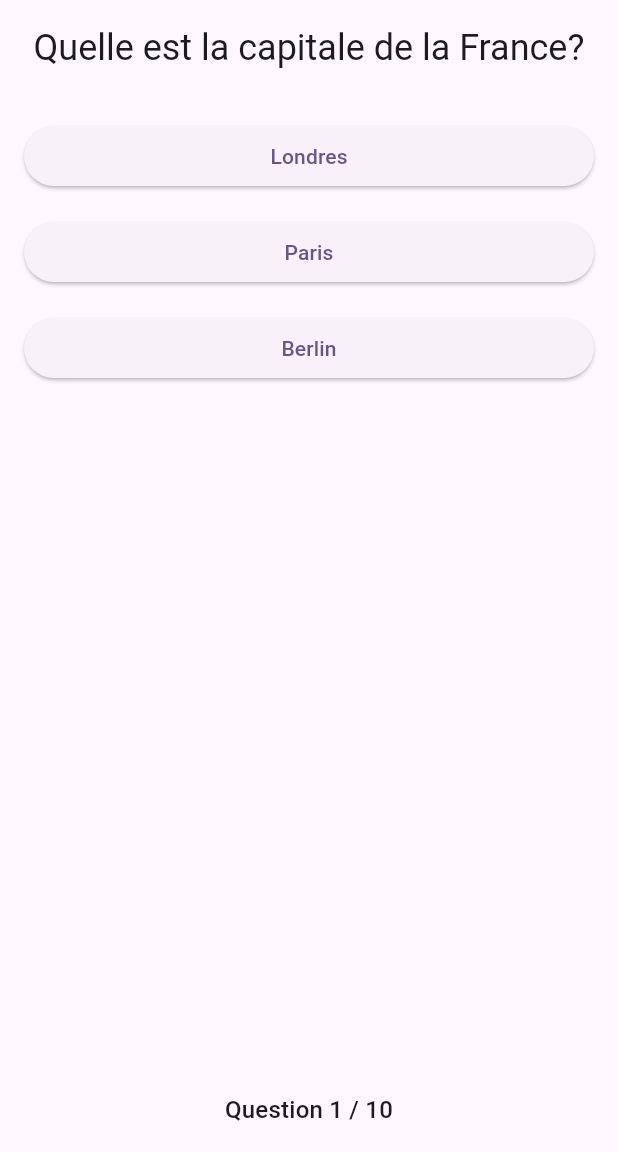
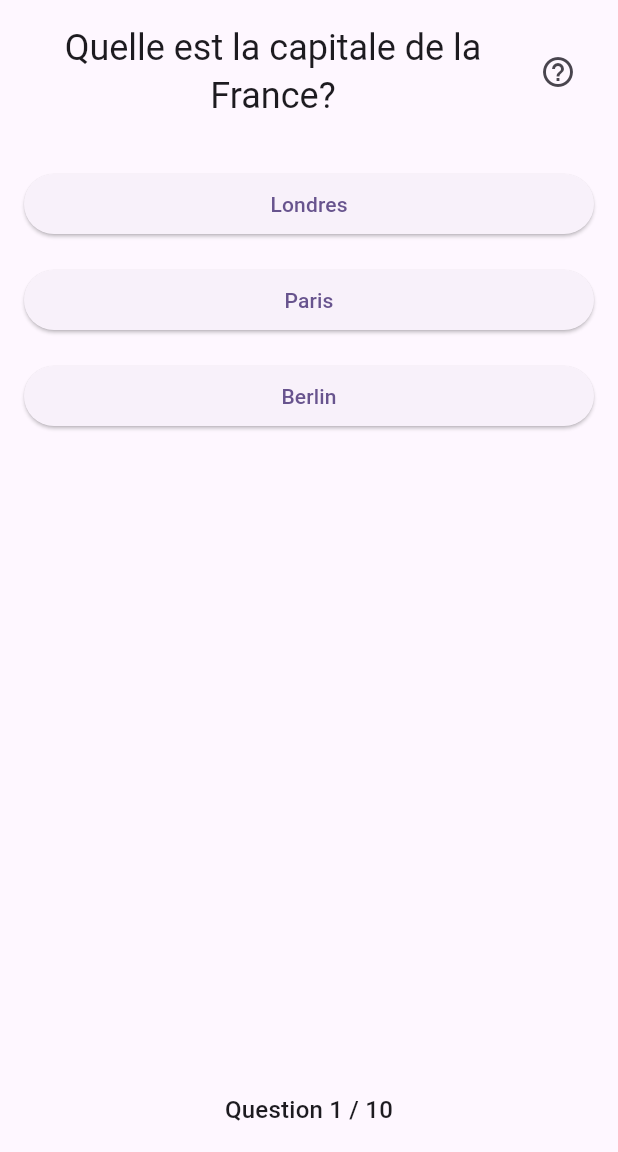
Before and after one commit to Cyprien-png/flutter-quiz, a Flutter app: the screen it shows after launch, on a phone screen of 412 x 824 dp, the part 84-1236 px from its top. Run offline on Flutter 3.47's test engine with Material 3 defaults, Android fonts, the phone set to English and light mode, and no system bars.

Commit message:
Implemented Exigence 3: Added hint button and functionality

```diff
--- a/lib/providers/quiz_provider.dart
+++ b/lib/providers/quiz_provider.dart
@@ -68,12 +68,14 @@ class QuizProvider with ChangeNotifier {
   int _currentQuestionIndex = 0;
   bool _isGameFinished = false;
   int _score = 0;
+  bool _isHintVisible = false;
 
   Question get currentQuestion => _questions[_currentQuestionIndex];
   int get currentQuestionIndex => _currentQuestionIndex;
   bool get isGameFinished => _isGameFinished;
   int get totalQuestions => _questions.length;
   int get score => _score;
+  bool get isHintVisible => _isHintVisible;
 
   void answerQuestion(int selectedAnswer) {
     if (currentQuestion.isCorrect(selectedAnswer)) {
@@ -82,6 +84,7 @@ class QuizProvider with ChangeNotifier {
 
     if (_currentQuestionIndex < _questions.length - 1) {
       _currentQuestionIndex++;
+      _isHintVisible = false;
       notifyListeners();
     } else {
       _isGameFinished = true;
@@ -93,6 +96,12 @@ class QuizProvider with ChangeNotifier {
     _currentQuestionIndex = 0;
     _isGameFinished = false;
     _score = 0;
+    _isHintVisible = false;
+    notifyListeners();
+  }
+
+  void toggleHint() {
+    _isHintVisible = !_isHintVisible;
     notifyListeners();
   }
 }
--- a/lib/screens/quiz_screen.dart
+++ b/lib/screens/quiz_screen.dart
@@ -61,11 +61,41 @@ class QuizScreen extends StatelessWidget {
     return Column(
       crossAxisAlignment: CrossAxisAlignment.stretch,
       children: [
-        Text(
-          currentQuestion.text,
-          style: Theme.of(context).textTheme.headlineSmall,
-          textAlign: TextAlign.center,
+        Row(
+          mainAxisAlignment: MainAxisAlignment.center,
+          children: [
+            Expanded(
+              child: Text(
+                currentQuestion.text,
+                style: Theme.of(context).textTheme.headlineSmall,
+                textAlign: TextAlign.center,
+              ),
+            ),
+            if (currentQuestion.hint != null)
+              IconButton(
+                icon: const Icon(Icons.help_outline),
+                onPressed: () => _showHint(context, currentQuestion.hint!),
+              ),
+          ],
         ),
+        if (quizProvider.isHintVisible && currentQuestion.hint != null)
+          Padding(
+            padding: const EdgeInsets.symmetric(vertical: 8.0),
+            child: Card(
+              color: Colors.blue.shade50,
+              child: Padding(
+                padding: const EdgeInsets.all(8.0),
+                child: Text(
+                  currentQuestion.hint!,
+                  style: const TextStyle(
+                    fontStyle: FontStyle.italic,
+                    color: Colors.blue,
+                  ),
+                  textAlign: TextAlign.center,
+                ),
+              ),
+            ),
+          ),
         const SizedBox(height: 32),
         ...List.generate(
           currentQuestion.options.length,
@@ -86,4 +116,9 @@ class QuizScreen extends StatelessWidget {
       ],
     );
   }
+
+  void _showHint(BuildContext context, String hint) {
+    final quizProvider = Provider.of<QuizProvider>(context, listen: false);
+    quizProvider.toggleHint();
+  }
 }
```
Also changed, not shown: 1 other file.
